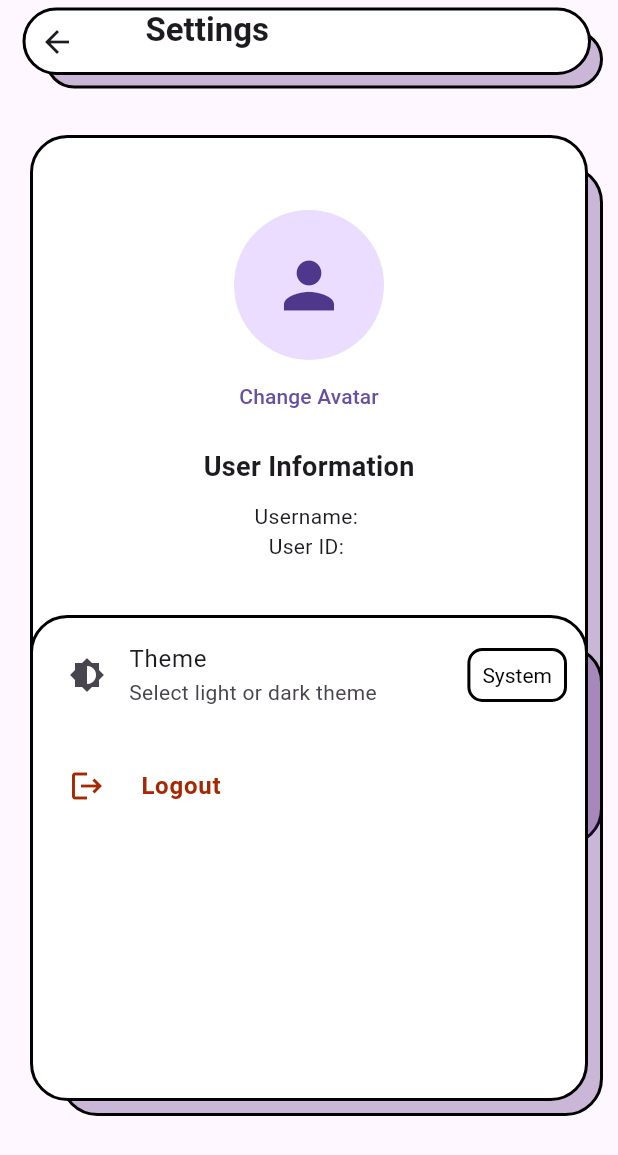
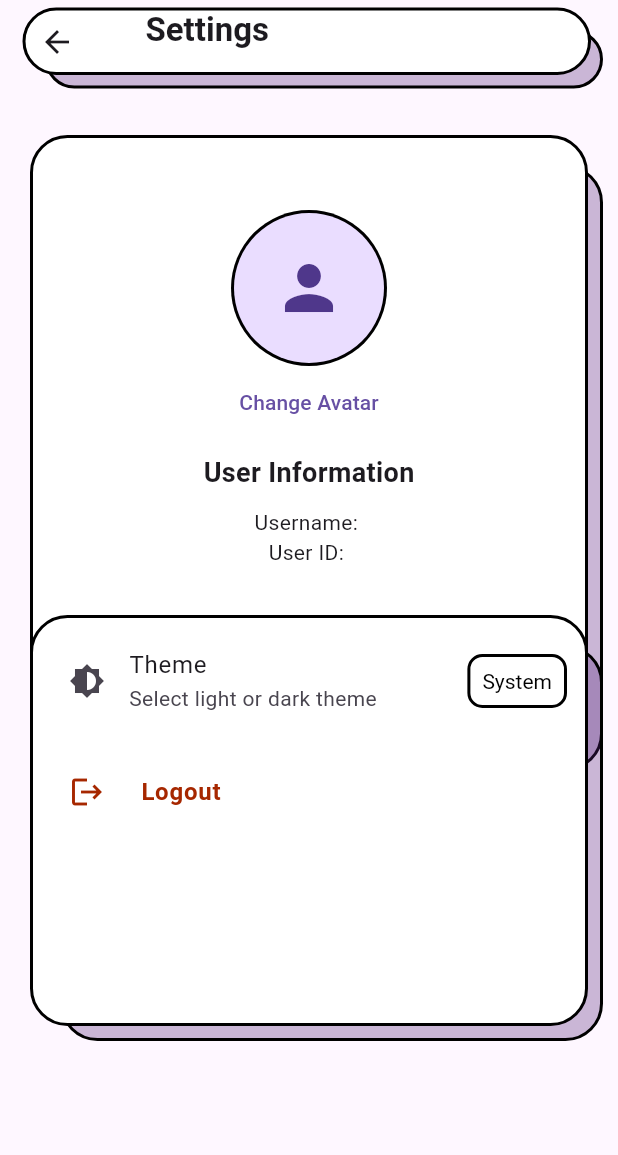
Before and after one commit to CCVpopular/appchatonlinev2, a Flutter app: the SettingsScreen screen opened directly with empty values, on a phone screen of 412 x 824 dp. Shown: the top 1155 px of the screen. Run offline on Flutter 3.47's test engine with Material 3 defaults, Android fonts, the phone set to English and light mode, and no system bars; our stand-ins replace awesome_notifications, cached_network_image, file_picker, firebase_core, firebase_messaging, image_picker and 3 more; missing offline and left inert: agora_rtc_engine; accounts and stored records are empty; network calls fail.

Commit message:
edit UI setting

```diff
--- a/lib/screens/settings_screen.dart
+++ b/lib/screens/settings_screen.dart
@@ -178,7 +178,7 @@ class _SettingsScreenState extends State<SettingsScreen> {
               top: 30,
               left: 30,
               right: 0,
-              bottom: 250,
+              bottom: 300,
               child: Container(
                 height: 250, // Đặt chiều cao cho nền thứ nhất
                 decoration: BoxDecoration(
@@ -200,7 +200,7 @@ class _SettingsScreenState extends State<SettingsScreen> {
               top: 10, // Điều chỉnh vị trí của nền thứ hai
               left: 10,
               right: 10,
-              bottom: 260,
+              bottom: 310,
               child: Container(
                 height: 200, // Đặt chiều cao cho nền thứ hai
                 decoration: BoxDecoration(
@@ -224,7 +224,7 @@ class _SettingsScreenState extends State<SettingsScreen> {
               top: 350,
               left: 30,
               right: 0,
-              bottom: 70,
+              bottom: 120,
               child: Container(
                 height: 250, // Đặt chiều cao cho nền thứ nhất
                 decoration: BoxDecoration(
@@ -246,7 +246,7 @@ class _SettingsScreenState extends State<SettingsScreen> {
               top: 330, // Điều chỉnh vị trí của nền thứ hai
               left: 10,
               right: 10,
-              bottom: 80,
+              bottom: 130,
               child: Container(
                 height: 200, // Đặt chiều cao cho nền thứ hai
                 decoration: BoxDecoration(
@@ -275,15 +275,36 @@ class _SettingsScreenState extends State<SettingsScreen> {
                 children: [
                   GestureDetector(
                     onTap: _pickAndUploadImage,
-                    child: CircleAvatar(
-                      radius: 50,
-                      backgroundImage:
-                          avatarUrl != null ? NetworkImage(avatarUrl!) : null,
-                      child: avatarUrl == null
-                          ? Icon(Icons.person, size: 50)
-                          : null,
+                    child: Builder(
+                      builder: (context) {
+                        // Kiểm tra chế độ nền
+                        bool isDarkMode =
+                            Theme.of(context).brightness == Brightness.dark;
+
+                        return Container(
+                          padding: EdgeInsets.all(2), // Điều chỉnh độ dày viền
+                          decoration: BoxDecoration(
+                            shape: BoxShape.circle,
+                            color: isDarkMode
+                                ? Colors.white
+                                : Colors.black, // Màu viền thay đổi theo nền
+                          ),
+                          child: CircleAvatar(
+                            radius: 50, // Giảm kích thước để thêm padding
+                            backgroundImage: avatarUrl != null
+                                ? NetworkImage(avatarUrl!)
+                                : null,
+                            child: avatarUrl == null
+                                ? Icon(Icons.person,
+                                    size:
+                                        48) // Kích thước icon phù hợp với avatar nhỏ hơn
+                                : null,
+                          ),
+                        );
+                      },
                     ),
                   ),
+
                   TextButton(
                     onPressed: _pickAndUploadImage,
                     child: Text('Change Avatar'),
@@ -447,8 +468,10 @@ class _SettingsScreenState extends State<SettingsScreen> {
                       child: Icon(
                         Icons.logout,
                         color: Theme.of(context).brightness == Brightness.dark
-                            ? Color.fromARGB(255, 255, 124, 115) // Màu icon khi chế độ tối
-                            : Color.fromARGB(255, 166, 39, 0), // Màu icon khi chế độ sáng
+                            ? Color.fromARGB(
+                                255, 255, 124, 115) // Màu icon khi chế độ tối
+                            : Color.fromARGB(
+                                255, 166, 39, 0), // Màu icon khi chế độ sáng
                       ),
                     ),
                     title: Padding(
@@ -463,8 +486,10 @@ class _SettingsScreenState extends State<SettingsScreen> {
                             style: TextStyle(
                               color: Theme.of(context).brightness ==
                                       Brightness.dark
-                                  ? Color.fromARGB(255, 255, 124, 115) // Màu chữ khi chế độ tối
-                                  : Color.fromARGB(255, 166, 39, 0), // Màu chữ khi chế độ sáng
+                                  ? Color.fromARGB(255, 255, 124,
+                                      115) // Màu chữ khi chế độ tối
+                                  : Color.fromARGB(255, 166, 39,
+                                      0), // Màu chữ khi chế độ sáng
                               fontWeight: FontWeight.bold, // Chữ đậm
                             ),
                           ),
```
